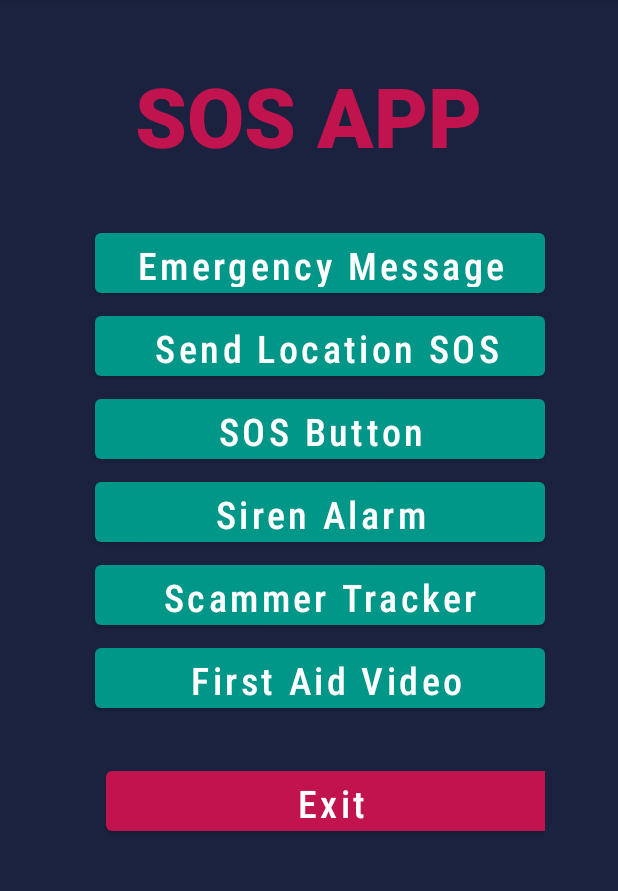
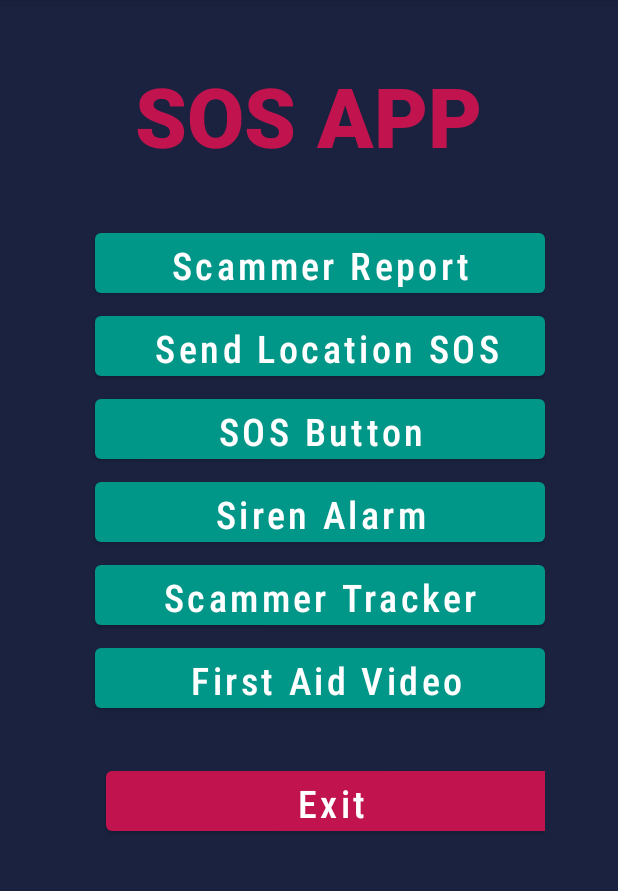
Before and after one commit to wsteo/mobileappdevelopment-miniproject-sosapp, an Android app: the MainMenu screen opened directly, with no data from a screen before it, on a phone screen of 412 x 824 dp, the part 84-975 px from its top. Run offline under Robolectric (Android 15) with nearby library versions, the light colour scheme and no system bars.

Commit message:
Verify Scammer

```diff
--- a/app/src/main/java/com/example/loginregistersos/MainMenu.java
+++ b/app/src/main/java/com/example/loginregistersos/MainMenu.java
@@ -11,14 +11,14 @@ import android.widget.Toast;
 
 public class MainMenu extends AppCompatActivity {
 
-    private Button emergency_msg, gps_location, sos_btn, siren_alarm, scammer, first_aid, exit;
+    private Button report, gps_location, sos_btn, siren_alarm, scammer, first_aid, exit;
 
     @Override
     protected void onCreate(Bundle savedInstanceState) {
         super.onCreate(savedInstanceState);
         setContentView(R.layout.activity_main_menu);
 
-        emergency_msg = findViewById(R.id.btn_emergency);
+        report = findViewById(R.id.btn_report);
         gps_location = findViewById(R.id.btn_gps);
         sos_btn = findViewById(R.id.btn_sos);
         siren_alarm = findViewById(R.id.btn_siren);
@@ -27,11 +27,11 @@ public class MainMenu extends AppCompatActivity {
         exit = findViewById(R.id.btn_exit);
 
 
-        emergency_msg.setOnClickListener(new View.OnClickListener() {
+        report.setOnClickListener(new View.OnClickListener() {
             @Override
             public void onClick(View v) {
-                Intent main2emergency = new Intent(MainMenu.this, Location_Receiver_List.class);
-                startActivity(main2emergency);
+                Intent main2report = new Intent(MainMenu.this, ReportPhone.class);
+                startActivity(main2report);
 
             }
         });
@@ -67,7 +67,7 @@ public class MainMenu extends AppCompatActivity {
         scammer.setOnClickListener(new View.OnClickListener() {
             @Override
             public void onClick(View v) {
-                Intent main2scam = new Intent(MainMenu.this, Location_Receiver_List.class);
+                Intent main2scam = new Intent(MainMenu.this, Search_ScammerRecord.class);
                 startActivity(main2scam);
 
             }
--- a/app/src/main/res/layout/activity_main_menu.xml
+++ b/app/src/main/res/layout/activity_main_menu.xml
@@ -32,12 +32,12 @@
 
 
         <Button
-            android:id="@+id/btn_emergency"
+            android:id="@+id/btn_report"
             android:layout_width="300dp"
             android:layout_height="52dp"
             android:layout_marginLeft="15dp"
             android:textAllCaps="false"
-            android:text="Emergency Message"
+            android:text="Scammer Report"
             android:textSize="25dp"
             android:fontFamily="sans-serif-condensed-medium"
             android:textColor="@color/white"
```
